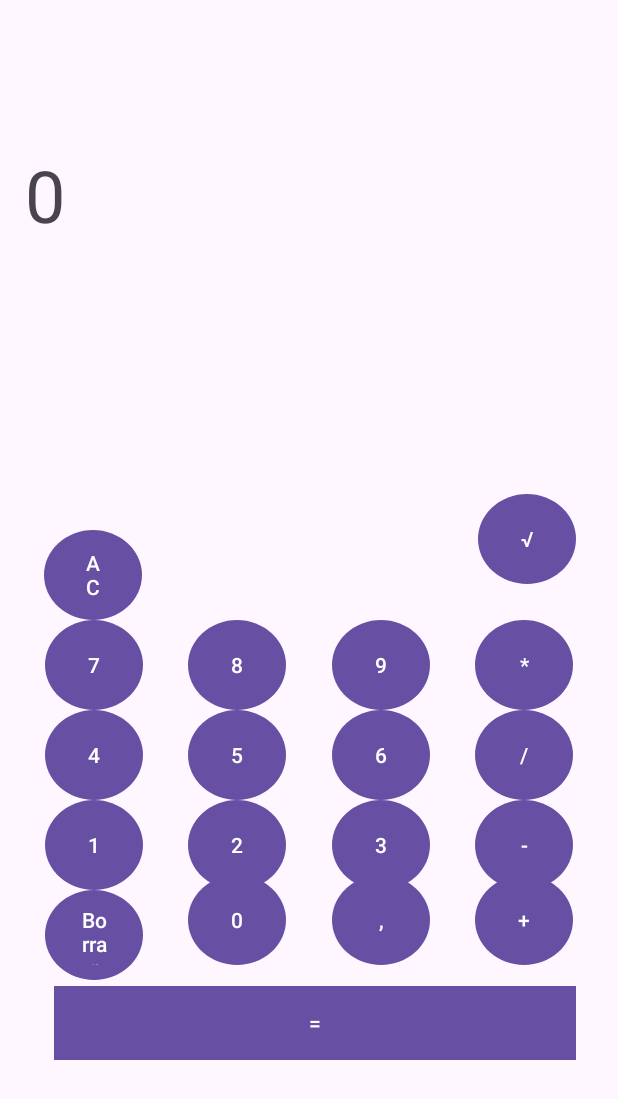
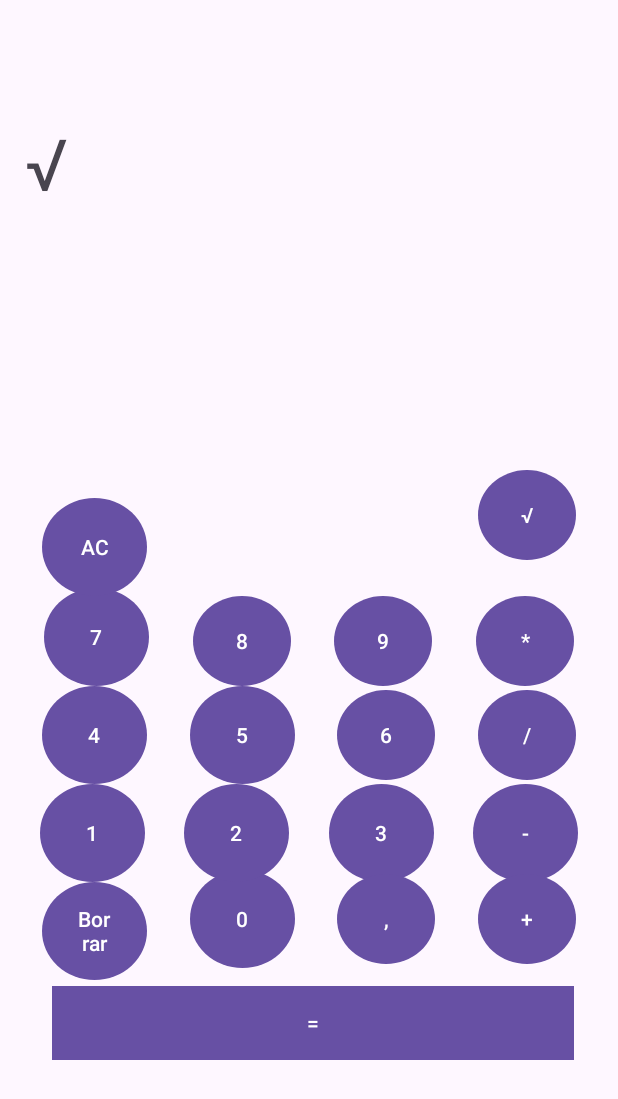
Before and after one commit to JaimeMalingre/CalculadoraJava, an Android app: the screen it shows after launch (MainActivity), after a tap on an icon or button, on a phone screen of 412 x 824 dp. Shown: the top 1099 px of the screen. Run offline under Robolectric (Android 15) with nearby library versions, the phone set to English and light mode, and no system bars; 3 other taps on this screen came first.

Commit message:
Calculadora

```diff
--- a/app/src/main/java/com/example/calculadorajava/MainActivity.java
+++ b/app/src/main/java/com/example/calculadorajava/MainActivity.java
@@ -15,8 +15,9 @@ import java.util.ArrayList;
 public class MainActivity extends AppCompatActivity {
 
     double primerDigito;
-    String operation;
+    String operation ="";
 
+    String operacionCompleta = "";
     Button igualBtn;
 
     @Override
@@ -69,9 +70,11 @@ public class MainActivity extends AppCompatActivity {
         for (Button num : numeros) {
             num.setOnClickListener(view -> {
                 if (!screen.getText().toString().equals("0")) {
-                    screen.setText(screen.getText().toString() + num.getText().toString());
+                    operacionCompleta += num.getText().toString(); // Agregar el número a la operación completa
+                    screen.setText(operacionCompleta); // Mostrar la operación completa en el TextView
                 } else {
-                    screen.setText(num.getText().toString());
+                    operacionCompleta = num.getText().toString(); // Iniciar una nueva operación
+                    screen.setText(operacionCompleta);
                 }
             });
         }
@@ -90,9 +93,12 @@ public class MainActivity extends AppCompatActivity {
             boton1.setOnClickListener(view -> {
                 primerDigito = Double.parseDouble(screen.getText().toString());
                 operation = boton1.getText().toString();
-                screen.setText("0");
+                operacionCompleta += operation; // Agregar el operador a la operación completa
+                screen.setText(operacionCompleta); // Mostrar la operación completa en el TextView
+                operacionCompleta = ""; // Limpiar la variable para la siguiente operación
             });
         }
+
 
         eliminar.setOnClickListener(view -> {
             String num = screen.getText().toString();
@@ -133,6 +139,7 @@ public class MainActivity extends AppCompatActivity {
                     result = primerDigito / segundoDigito;
                     break;
                 case "√":
+
                 default:
                     throw new IllegalStateException("Unexpected value: " + operation);
             }
--- a/app/src/main/res/layout/activity_main.xml
+++ b/app/src/main/res/layout/activity_main.xml
@@ -21,12 +21,13 @@
 
     <Button
         android:id="@+id/btn7"
-        android:layout_width="65dp"
-        android:layout_height="60dp"
+        android:layout_width="70dp"
+        android:layout_height="65dp"
         android:background="@drawable/round_button"
         android:backgroundTint="#757575"
         android:text="7"
-        android:textColor="#FFFFFF"
+        android:textAllCaps="false"
+        android:textColor="@color/white"
         android:textColorHighlight="#675D5D"
         android:textColorLink="#E10E0E"
         app:cornerRadius="0dp"
@@ -37,8 +38,8 @@
 
     <Button
         android:id="@+id/cleanCalculadora"
-        android:layout_width="65dp"
-        android:layout_height="60dp"
+        android:layout_width="70dp"
+        android:layout_height="65dp"
         android:layout_marginBottom="60dp"
         android:background="@drawable/round_button"
         android:text="AC"
@@ -50,8 +51,8 @@
 
     <Button
         android:id="@+id/btn4"
-        android:layout_width="65dp"
-        android:layout_height="60dp"
+        android:layout_width="70dp"
+        android:layout_height="65dp"
         android:background="@drawable/round_button"
         android:text="4"
         app:cornerRadius="0dp"
@@ -62,8 +63,8 @@
 
     <Button
         android:id="@+id/btn1"
-        android:layout_width="65dp"
-        android:layout_height="60dp"
+        android:layout_width="70dp"
+        android:layout_height="65dp"
         android:background="@drawable/round_button"
         android:text="1"
         app:cornerRadius="0dp"
@@ -75,8 +76,8 @@
 
     <Button
         android:id="@+id/btnEliminar"
-        android:layout_width="65dp"
-        android:layout_height="60dp"
+        android:layout_width="70dp"
+        android:layout_height="65dp"
         android:background="@drawable/round_button"
         android:text="Borrar"
         app:cornerRadius="0dp"
@@ -87,8 +88,8 @@
 
     <Button
         android:id="@+id/btn0"
-        android:layout_width="65dp"
-        android:layout_height="60dp"
+        android:layout_width="70dp"
+        android:layout_height="65dp"
         android:background="@drawable/round_button"
         android:text="0"
         app:cornerRadius="0dp"
@@ -98,21 +99,9 @@
         app:layout_constraintStart_toEndOf="@+id/btnEliminar" />
 
     <Button
-        android:id="@+id/btnComa"
-        android:layout_width="65dp"
-        android:layout_height="60dp"
-        android:background="@drawable/round_button"
-        android:text=","
-        app:cornerRadius="0dp"
-        app:layout_constraintBaseline_toBaselineOf="@+id/btn0"
-        app:layout_constraintEnd_toStartOf="@+id/btnSuma"
-        app:layout_constraintHorizontal_bias="0.5"
-        app:layout_constraintStart_toEndOf="@+id/btn0" />
-
-    <Button
         android:id="@+id/btn5"
-        android:layout_width="65dp"
-        android:layout_height="60dp"
+        android:layout_width="70dp"
+        android:layout_height="65dp"
         android:background="@drawable/round_button"
         android:text="5"
         app:cornerRadius="0dp"
@@ -123,8 +112,8 @@
 
     <Button
         android:id="@+id/btn2"
-        android:layout_width="65dp"
-        android:layout_height="60dp"
+        android:layout_width="70dp"
+        android:layout_height="65dp"
         android:background="@drawable/round_button"
         android:text="2"
         app:cornerRadius="0dp"
@@ -135,8 +124,8 @@
 
     <Button
         android:id="@+id/btn3"
-        android:layout_width="65dp"
-        android:layout_height="60dp"
+        android:layout_width="70dp"
+        android:layout_height="65dp"
         android:background="@drawable/round_button"
         android:text="3"
         app:cornerRadius="0dp"
@@ -147,8 +136,8 @@
 
     <Button
         android:id="@+id/btnRestar"
-        android:layout_width="65dp"
-        android:layout_height="60dp"
+        android:layout_width="70dp"
+        android:layout_height="65dp"
         android:background="@drawable/round_button"
         android:backgroundTint="#FF9800"
         android:text="-"
@@ -170,6 +159,18 @@
         app:layout_constraintEnd_toEndOf="parent"
         app:layout_constraintHorizontal_bias="0.5"
         app:layout_constraintStart_toEndOf="@+id/btnComa" />
+
+    <Button
+        android:id="@+id/btnComa"
+        android:layout_width="65dp"
+        android:layout_height="60dp"
+        android:background="@drawable/round_button"
+        android:text=","
+        app:cornerRadius="0dp"
+        app:layout_constraintBaseline_toBaselineOf="@+id/btn0"
+        app:layout_constraintEnd_toStartOf="@+id/btnSuma"
+        app:layout_constraintHorizontal_bias="0.5"
+        app:layout_constraintStart_toEndOf="@+id/btn0" />
 
     <Button
         android:id="@+id/btn6"
@@ -244,6 +245,7 @@
         app:cornerRadius="0dp"
         app:layout_constraintBottom_toBottomOf="parent"
         app:layout_constraintEnd_toEndOf="parent"
+        app:layout_constraintHorizontal_bias="0.416"
         app:layout_constraintStart_toStartOf="parent"
         app:layout_constraintTop_toBottomOf="@+id/btn0"
         app:layout_constraintVertical_bias="1.0" />
```
